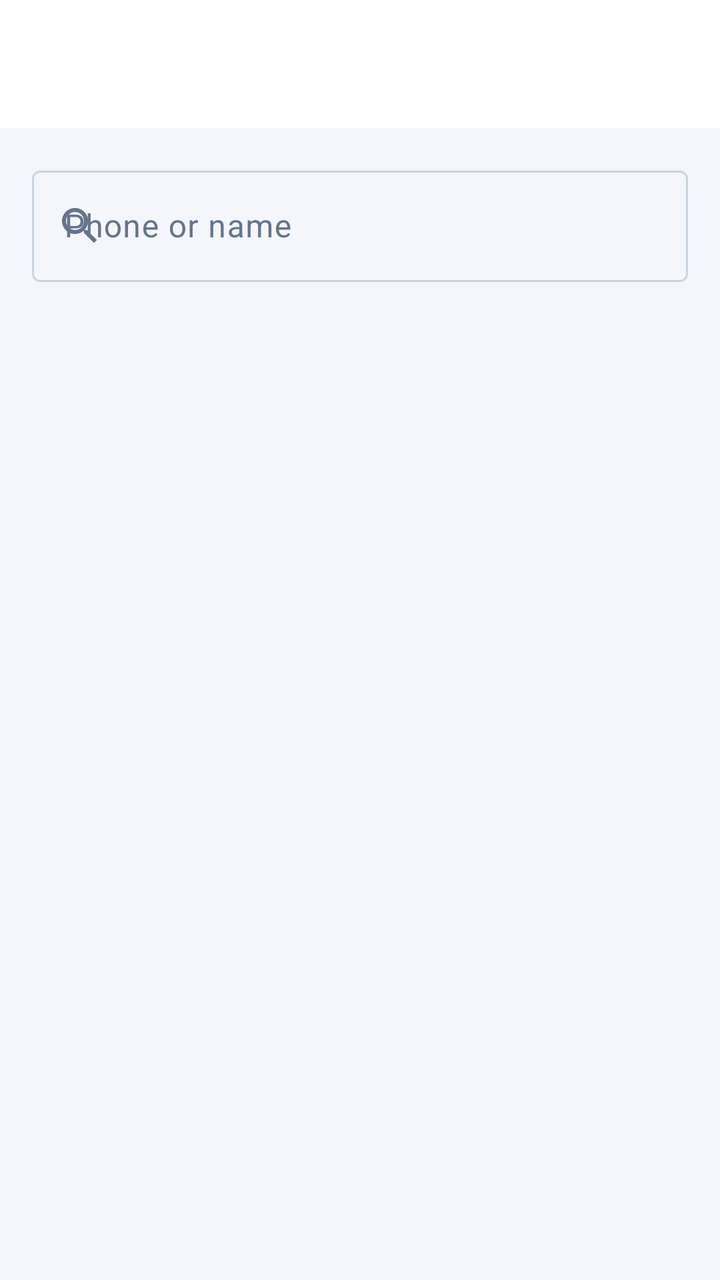
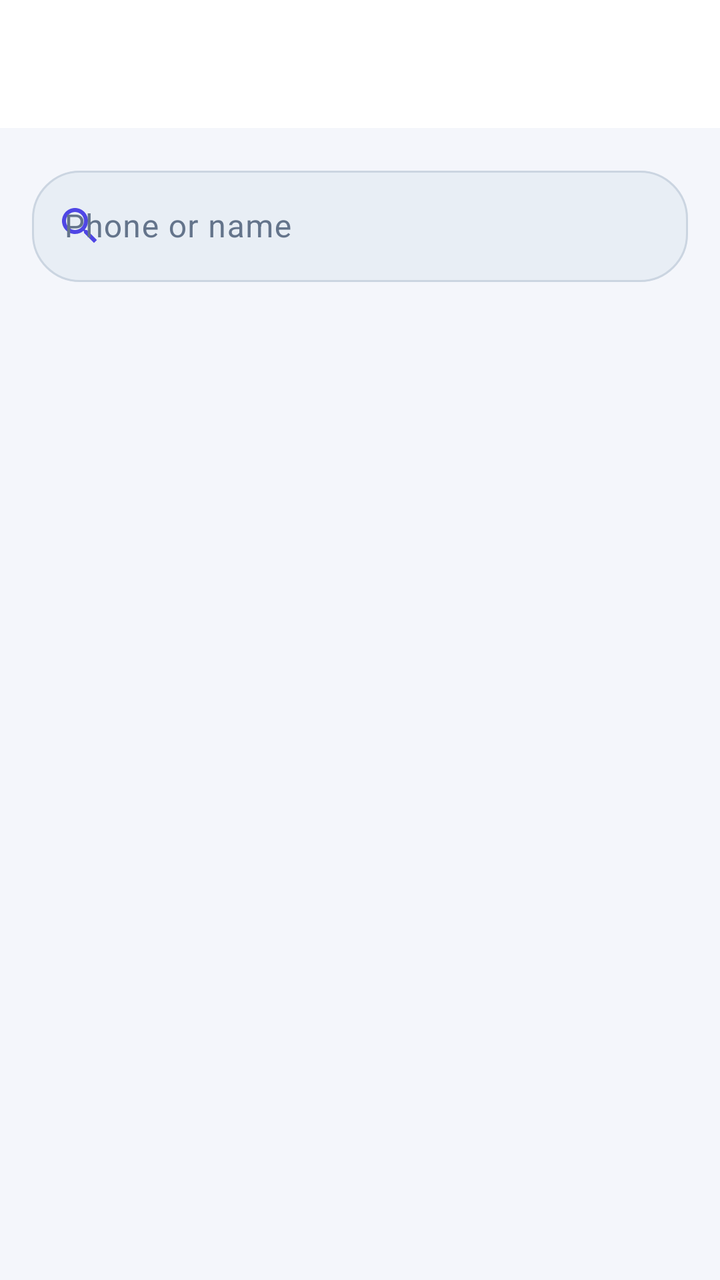

Two renders of the same Android screen: before a commit and after it. Below are the layout's source before the change and the commit's diff.
<!-- AndroidManifest.xml: application theme Theme.NexaChat -->
<!-- res/layout/fragment_user_search.xml -->
<?xml version="1.0" encoding="utf-8"?>
<androidx.coordinatorlayout.widget.CoordinatorLayout xmlns:android="http://schemas.android.com/apk/res/android"
    xmlns:app="http://schemas.android.com/apk/res-auto"
    xmlns:tools="http://schemas.android.com/tools"
    android:layout_width="match_parent"
    android:layout_height="match_parent"
    android:background="?android:attr/colorBackground">

    <com.google.android.material.appbar.AppBarLayout
        android:id="@+id/appBar"
        android:layout_width="match_parent"
        android:layout_height="wrap_content">

        <com.google.android.material.appbar.MaterialToolbar
            android:id="@+id/toolbar"
            android:layout_width="match_parent"
            android:layout_height="?attr/actionBarSize"
            app:navigationIcon="@drawable/ic_arrow_back"
            app:navigationContentDescription="@string/cd_back" />
    </com.google.android.material.appbar.AppBarLayout>

    <LinearLayout
        android:layout_width="match_parent"
        android:layout_height="match_parent"
        android:orientation="vertical"
        app:layout_behavior="@string/appbar_scrolling_view_behavior"
        xmlns:app="http://schemas.android.com/apk/res-auto">
        <com.google.android.material.textfield.TextInputLayout
            android:id="@+id/searchLayout"
            style="@style/Widget.Material3.TextInputLayout.OutlinedBox"
            android:layout_width="match_parent"
            android:layout_height="wrap_content"
            android:layout_margin="@dimen/space_md"
            android:hint="@string/search_label"
            app:startIconDrawable="@drawable/ic_search">
            <com.google.android.material.textfield.TextInputEditText
                android:id="@+id/searchInput"
                android:layout_width="match_parent"
                android:layout_height="wrap_content"
                android:imeOptions="actionSearch"
                android:inputType="text" />
        </com.google.android.material.textfield.TextInputLayout>
        <androidx.recyclerview.widget.RecyclerView
            android:id="@+id/resultsList"
            android:layout_width="match_parent"
            android:layout_height="0dp"
            android:layout_weight="1" />
    </LinearLayout>

    <com.nexachat.core.ui.components.LoadingStateView
        android:id="@+id/loadingState"
        android:layout_width="match_parent"
        android:layout_height="match_parent"
        android:visibility="gone" />

    <com.nexachat.core.ui.components.ErrorStateView
        android:id="@+id/errorState"
        android:layout_width="match_parent"
        android:layout_height="match_parent"
        android:visibility="gone" />

    <com.nexachat.core.ui.components.EmptyStateView
        android:id="@+id/emptyState"
        android:layout_width="match_parent"
        android:layout_height="match_parent"
        android:visibility="gone" />

</androidx.coordinatorlayout.widget.CoordinatorLayout>
<!-- resources referenced by this layout -->
<resources>
  <dimen name="space_md">16dp</dimen>
  <string name="cd_back">Back</string>
  <string name="search_label">Phone or name</string>
  <style name="Theme.NexaChat" parent="Theme.NexaChat.Views" />
  <color name="colorPrimary">@color/brand_indigo</color>
  <color name="colorOnPrimary">#FFFFFFFF</color>
  <color name="colorPrimaryContainer">@color/brand_indigo_container</color>
  <color name="colorOnPrimaryContainer">@color/brand_on_indigo_container</color>
  <color name="colorSecondary">@color/slate_secondary</color>
  <color name="colorOnSecondary">#FFFFFFFF</color>
  <color name="colorSecondaryContainer">@color/slate_secondary_container</color>
  <color name="colorOnSecondaryContainer">@color/slate_on_secondary_container</color>
  <color name="colorTertiary">@color/tertiary_sky</color>
  <color name="colorOnTertiary">#FFFFFFFF</color>
  <color name="colorTertiaryContainer">@color/tertiary_sky_container</color>
  <color name="colorOnTertiaryContainer">@color/tertiary_on_sky_container</color>
  <color name="colorError">@color/error_red</color>
  <color name="colorOnError">#FFFFFFFF</color>
  <color name="colorErrorContainer">@color/error_container_light</color>
  <color name="colorOnErrorContainer">@color/on_error_container_light</color>
  <color name="colorBackground">@color/background_light</color>
  <color name="colorOnBackground">@color/text_primary_light</color>
  <color name="colorSurface">@color/surface_light</color>
  <color name="colorOnSurface">@color/text_primary_light</color>
  <color name="colorSurfaceVariant">@color/surface_variant_light</color>
  <color name="surface_container_low_light">#FFFFFFFF</color>
  <color name="surface_container_light">#FFF1F5F9</color>
  <color name="surface_container_high_light">#FFE8EEF5</color>
  <color name="colorOnSurfaceVariant">@color/text_secondary_light</color>
  <color name="colorOutline">@color/slate_border</color>
  <color name="colorOutlineVariant">@color/slate_divider</color>
  <style name="TextAppearance.NexaChat.TitleLarge" parent="TextAppearance.Material3.TitleLarge" />
  <style name="TextAppearance.NexaChat.TitleSmall" parent="TextAppearance.Material3.TitleSmall" />
  <style name="TextAppearance.NexaChat.BodyLarge" parent="TextAppearance.Material3.BodyLarge" />
  <style name="TextAppearance.NexaChat.BodyMedium" parent="TextAppearance.Material3.BodyMedium" />
  <style name="TextAppearance.NexaChat.BodySmall" parent="TextAppearance.Material3.BodySmall" />
  <style name="TextAppearance.NexaChat.LabelLarge" parent="TextAppearance.Material3.LabelLarge" />
  <style name="TextAppearance.NexaChat.LabelMedium" parent="TextAppearance.Material3.LabelMedium" />
  <style name="TextAppearance.NexaChat.LabelSmall" parent="TextAppearance.Material3.LabelSmall" />
  <color name="brand_indigo">#FF4F46E5</color>
  <color name="brand_indigo_container">#FFE0E7FF</color>
  <color name="brand_on_indigo_container">#FF1E1B4B</color>
  <color name="slate_secondary">#FF505F76</color>
  <color name="slate_secondary_container">#FFD0E1FB</color>
  <color name="slate_on_secondary_container">#FF1D283A</color>
  <color name="tertiary_sky">#FF0EA5E9</color>
  <color name="tertiary_sky_container">#FFBAE6FD</color>
  <color name="tertiary_on_sky_container">#FF0369A1</color>
  <color name="error_red">#FFBA1A1A</color>
  <color name="error_container_light">#FFFFDAD6</color>
  <color name="on_error_container_light">#FF93000A</color>
  <color name="background_light">#FFF4F6FB</color>
  <color name="text_primary_light">#FF0F172A</color>
  <color name="surface_light">#FFFFFFFF</color>
  <color name="surface_variant_light">#FFE8EEF5</color>
  <color name="text_secondary_light">#FF64748B</color>
  <color name="slate_border">#FFCBD5E1</color>
  <color name="slate_divider">#FFE2E8F0</color>
  <dimen name="min_touch_target">48dp</dimen>
  <dimen name="corner_sm">8dp</dimen>
  <dimen name="corner_md">12dp</dimen>
  <dimen name="corner_lg">16dp</dimen>
  <!-- unchanged entries left out for length: 11 -->
</resources>

<!-- the commit's change to res/layout/fragment_user_search.xml (unified diff, before → after) -->
@@ -15,6 +15,7 @@
             android:id="@+id/toolbar"
             android:layout_width="match_parent"
             android:layout_height="?attr/actionBarSize"
+            android:background="?attr/colorSurface"
             app:navigationIcon="@drawable/ic_arrow_back"
             app:navigationContentDescription="@string/cd_back" />
     </com.google.android.material.appbar.AppBarLayout>
@@ -23,8 +24,8 @@
         android:layout_width="match_parent"
         android:layout_height="match_parent"
         android:orientation="vertical"
-        app:layout_behavior="@string/appbar_scrolling_view_behavior"
-        xmlns:app="http://schemas.android.com/apk/res-auto">
+        app:layout_behavior="@string/appbar_scrolling_view_behavior">
+
         <com.google.android.material.textfield.TextInputLayout
             android:id="@+id/searchLayout"
             style="@style/Widget.Material3.TextInputLayout.OutlinedBox"
@@ -32,7 +33,14 @@
             android:layout_height="wrap_content"
             android:layout_margin="@dimen/space_md"
             android:hint="@string/search_label"
-            app:startIconDrawable="@drawable/ic_search">
+            app:boxBackgroundColor="?attr/colorSurfaceVariant"
+            app:boxCornerRadiusBottomEnd="24dp"
+            app:boxCornerRadiusBottomStart="24dp"
+            app:boxCornerRadiusTopEnd="24dp"
+            app:boxCornerRadiusTopStart="24dp"
+            app:startIconDrawable="@drawable/ic_search"
+            app:startIconTint="?attr/colorPrimary">
+
             <com.google.android.material.textfield.TextInputEditText
                 android:id="@+id/searchInput"
                 android:layout_width="match_parent"
@@ -40,6 +48,7 @@
                 android:imeOptions="actionSearch"
                 android:inputType="text" />
         </com.google.android.material.textfield.TextInputLayout>
+
         <androidx.recyclerview.widget.RecyclerView
             android:id="@+id/resultsList"
             android:layout_width="match_parent"
